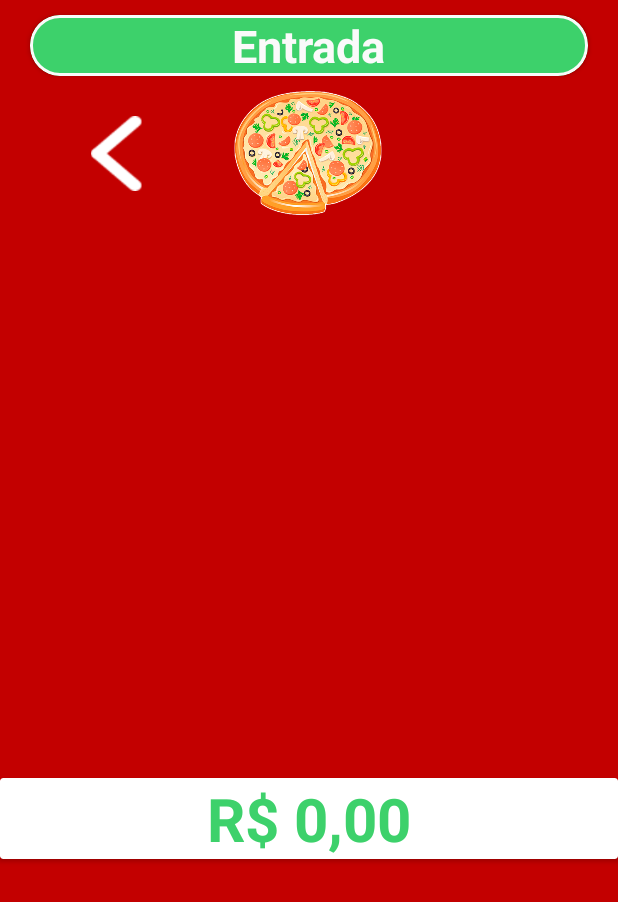
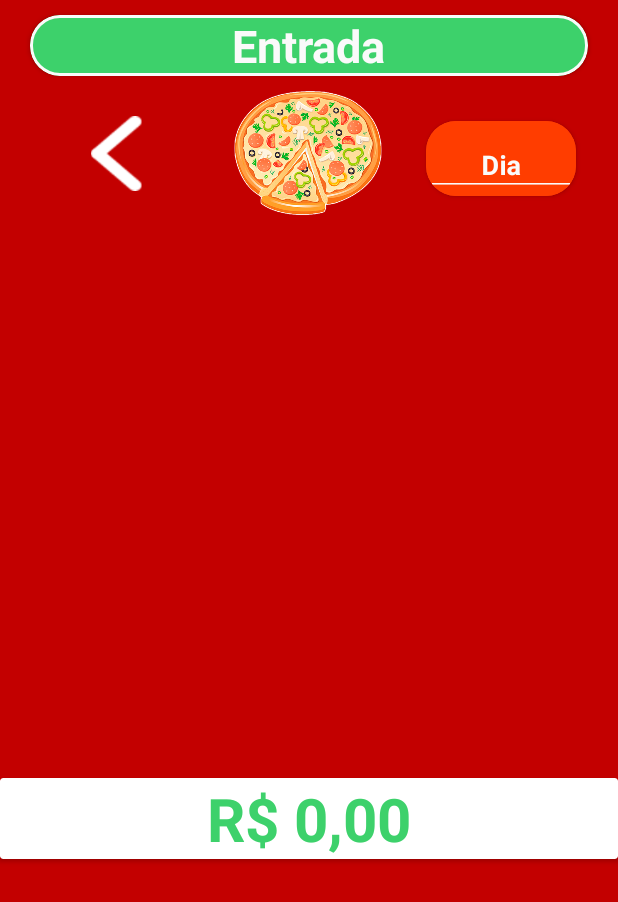
Before and after one commit to erikAntunes/AppFluxoSergipano-release-1.0, an Android app: the EntradaTotalActivity screen opened directly, with no data from a screen before it, on a phone screen of 412 x 824 dp. Shown: the top 902 px of the screen. Run offline under Robolectric (Android 15) with nearby library versions, the phone set to English and light mode, and no system bars; our stand-ins replace CircleImageView; libraries missing offline, so code that uses them is left out: cn.pedant; 8 statements that could not run were skipped.

Commit message:
filtro da tela de entrada total, pronto

```diff
--- a/app/src/main/res/layout/activity_entrada_total.xml
+++ b/app/src/main/res/layout/activity_entrada_total.xml
@@ -66,6 +66,7 @@
         app:layout_constraintVertical_bias="0.0" />
 
     <com.google.android.material.card.MaterialCardView
+        android:id="@+id/materialCardView6"
         android:layout_width="match_parent"
         android:layout_height="wrap_content"
         android:layout_marginTop="5dp"
@@ -96,4 +97,42 @@
         app:layout_constraintEnd_toStartOf="@+id/circleImageView2"
         app:layout_constraintStart_toStartOf="parent"
         app:layout_constraintTop_toTopOf="@+id/circleImageView2" />
+
+
+    <com.google.android.material.card.MaterialCardView
+        android:id="@+id/materialCardView1"
+        android:layout_width="wrap_content"
+        android:layout_height="wrap_content"
+        android:layout_marginStart="20dp"
+        android:layout_marginEnd="20dp"
+        android:backgroundTint="@color/colorAccent"
+        app:cardCornerRadius="20dp"
+        app:layout_constraintBottom_toBottomOf="parent"
+        app:layout_constraintEnd_toEndOf="parent"
+        app:layout_constraintStart_toEndOf="@+id/circleImageView2"
+        app:layout_constraintTop_toTopOf="@+id/circleImageView2"
+        app:layout_constraintVertical_bias="0.04000002">
+
+    <com.google.android.material.textfield.TextInputLayout
+        android:id="@+id/textInputLayout"
+        android:layout_width="100dp"
+        android:layout_height="50dp"
+        android:background="@color/colorAccent"
+        android:textColorHint="@color/colorWhite"
+       >
+
+        <com.google.android.material.textfield.TextInputEditText
+            android:id="@+id/entrada_search_id"
+            android:layout_width="match_parent"
+            android:layout_height="wrap_content"
+            android:backgroundTint="@color/colorWhite"
+            android:gravity="center"
+            android:hint="Dia"
+            android:inputType="numberDecimal"
+            android:textColor="@color/colorWhite"
+            android:textColorHint="@color/colorWhite"
+            android:textSize="18sp"
+            android:textStyle="bold" />
+    </com.google.android.material.textfield.TextInputLayout>
+</com.google.android.material.card.MaterialCardView>
 </androidx.constraintlayout.widget.ConstraintLayout>
```
Also changed, not shown: app/src/main/java/com/titanz/fluxosergipano/adapters/EntradaAdapter.java (+8 -0 lines), app/src/main/java/com/titanz/fluxosergipano/view/EntradaTotalActivity.java (+50 -0 lines).
